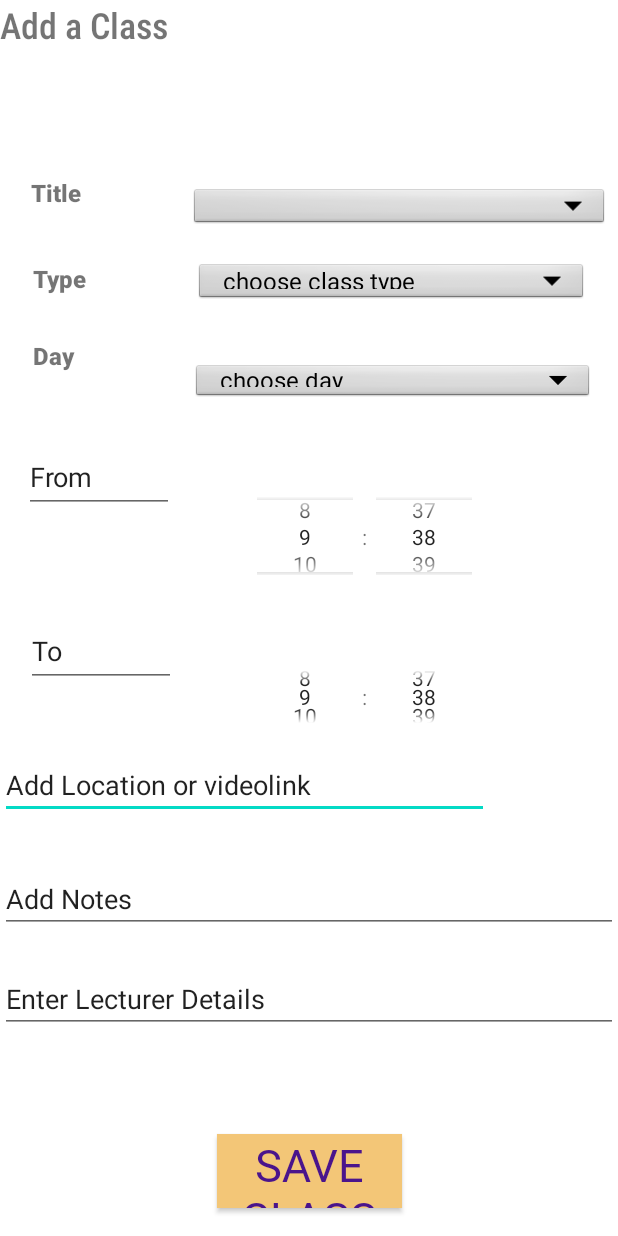
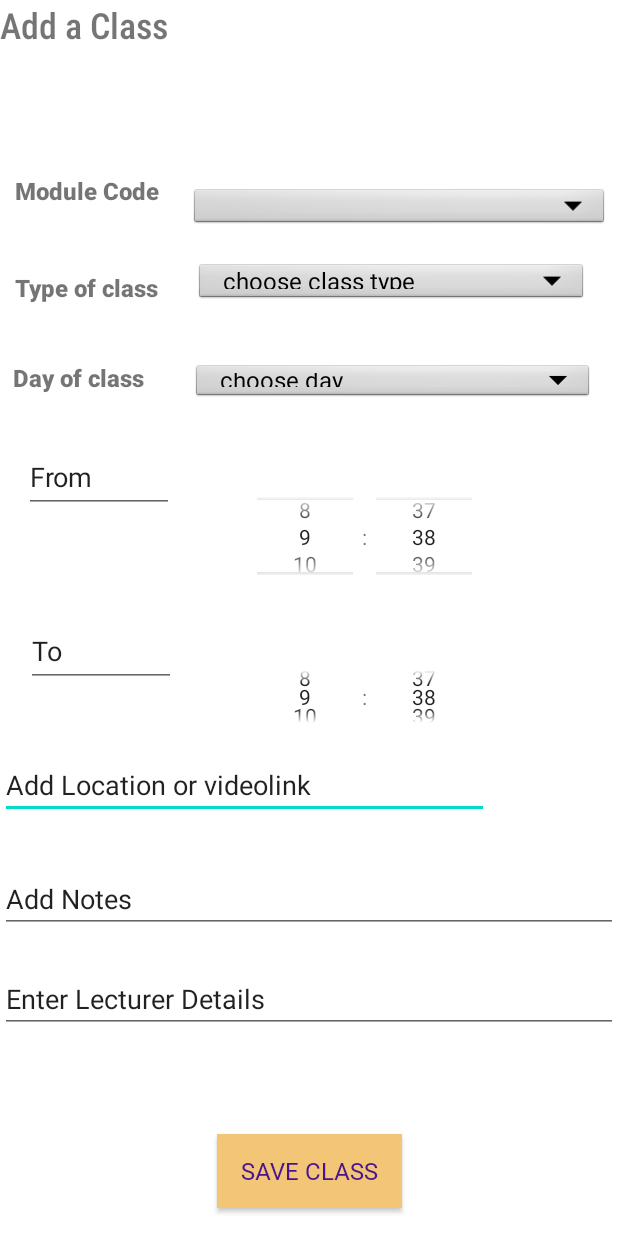
Before and after one commit to herrone/UniversityApp, an Android app: the addClass screen opened directly, with no data from a screen before it, on a phone screen of 412 x 824 dp. Run offline under Robolectric (Android 15) with nearby library versions, the light colour scheme and no system bars.

```diff
--- a/app/src/main/java/com/example/trydisslow/Assignments.java
+++ b/app/src/main/java/com/example/trydisslow/Assignments.java
@@ -21,7 +21,7 @@ import java.util.ArrayList;
 
 public class Assignments extends AppCompatActivity {
 String selected;
-    String selectedAssignment = "";
+    String selectedAssignment;
     @Override
     protected void onCreate(Bundle savedInstanceState) {
         super.onCreate(savedInstanceState);
--- a/app/src/main/java/com/example/trydisslow/addAssignment.java
+++ b/app/src/main/java/com/example/trydisslow/addAssignment.java
@@ -40,7 +40,7 @@ import java.util.Date;
 import java.util.Random;
 
 public class addAssignment extends AppCompatActivity {
-
+//to-do, change spinner to populate with new module codes for table.8
     @SuppressLint("NewApi")
     @Override
     protected void onCreate(Bundle savedInstanceState) {
--- a/app/src/main/res/layout/activity_add_class.xml
+++ b/app/src/main/res/layout/activity_add_class.xml
@@ -15,6 +15,8 @@
 <!--        app:layout_constraintStart_toStartOf="parent"-->
 <!--        app:layout_constraintTop_toTopOf="parent" >-->
 
+    <!--    </LinearLayout>-->
+
     <TextView
         android:id="@+id/addClassesTitle"
         android:layout_width="182dp"
@@ -22,35 +24,37 @@
         android:fontFamily="sans-serif-condensed-medium"
         android:text="Add a Class"
         android:textSize="24sp"
-            tools:ignore="MissingConstraints" />
-<!--    </LinearLayout>-->
+        tools:ignore="MissingConstraints"
+        tools:layout_editor_absoluteX="9dp"
+        tools:layout_editor_absoluteY="35dp" />
+
     <TextView
         android:id="@+id/dayTextPrompt"
-        android:layout_width="53dp"
-        android:layout_height="34dp"
+        android:layout_width="117dp"
+        android:layout_height="48dp"
         android:fontFamily="sans-serif-black"
-        android:text="Day"
+        android:text="Day of class"
         android:textSize="16sp"
         app:layout_constraintBottom_toBottomOf="parent"
         app:layout_constraintEnd_toEndOf="parent"
-        app:layout_constraintHorizontal_bias="0.061"
+        app:layout_constraintHorizontal_bias="0.03"
         app:layout_constraintStart_toStartOf="parent"
         app:layout_constraintTop_toTopOf="parent"
-        app:layout_constraintVertical_bias="0.286" />
+        app:layout_constraintVertical_bias="0.31" />
 
     <TextView
         android:id="@+id/typeTextPrompt"
-        android:layout_width="53dp"
-        android:layout_height="23dp"
+        android:layout_width="109dp"
+        android:layout_height="24dp"
         android:fontFamily="sans-serif-black"
-        android:text="Type"
+        android:text="Type of class"
         android:textSize="16sp"
         app:layout_constraintBottom_toBottomOf="parent"
         app:layout_constraintEnd_toEndOf="parent"
-        app:layout_constraintHorizontal_bias="0.061"
+        app:layout_constraintHorizontal_bias="0.033"
         app:layout_constraintStart_toStartOf="parent"
         app:layout_constraintTop_toTopOf="parent"
-        app:layout_constraintVertical_bias="0.218" />
+        app:layout_constraintVertical_bias="0.226" />
 
     <EditText
         android:id="@+id/addLocationBox"
@@ -137,30 +141,30 @@
         app:layout_constraintTop_toTopOf="parent"
         app:layout_constraintVertical_bias="0.219" />
 
+
     <TextView
         android:id="@+id/codeTextPrompt"
-        android:layout_width="69dp"
-        android:layout_height="28dp"
+        android:layout_width="107dp"
+        android:layout_height="39dp"
         android:fontFamily="sans-serif-black"
-        android:text="Title"
+        android:text="Module Code"
         android:textSize="16sp"
         app:layout_constraintBottom_toBottomOf="parent"
         app:layout_constraintEnd_toEndOf="parent"
-        app:layout_constraintHorizontal_bias="0.061"
+        app:layout_constraintHorizontal_bias="0.032"
         app:layout_constraintStart_toStartOf="parent"
         app:layout_constraintTop_toTopOf="parent"
-        app:layout_constraintVertical_bias="0.147" />
-
+        app:layout_constraintVertical_bias="0.148" />
 
     <androidx.appcompat.widget.AppCompatButton
         android:id="@+id/buttonSaveClass"
         android:layout_width="123dp"
         android:layout_height="49dp"
         android:background="#F3C677"
+        android:fontFamily="@font/caladea_bold"
         android:text="Save Class"
-        android:fontFamily="@font/caladea_bold"
-        android:textSize="30sp"
         android:textColor="#4A148C"
+        android:textSize="16sp"
         app:layout_constraintBottom_toBottomOf="parent"
         app:layout_constraintEnd_toEndOf="parent"
         app:layout_constraintStart_toStartOf="parent"
```
Lines whose indentation alone changed are shown as unchanged.
